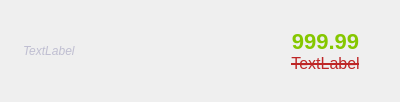
Above: BD/CoursWork/GameStore/code/control/ClassGameListItem/gamelistitem.ui from andrej22116/PSU_Labs before the change. Below: the same form after it.
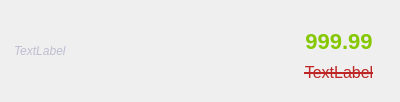
That is the form after the change.

What changed in the file:
```diff
--- a/BD/CoursWork/GameStore/code/control/ClassGameListItem/gamelistitem.ui
+++ b/BD/CoursWork/GameStore/code/control/ClassGameListItem/gamelistitem.ui
@@ -67,6 +67,21 @@
       </size>
      </property>
      <layout class="QHBoxLayout" name="horizontalLayout_3">
+      <property name="spacing">
+       <number>0</number>
+      </property>
+      <property name="leftMargin">
+       <number>0</number>
+      </property>
+      <property name="topMargin">
+       <number>0</number>
+      </property>
+      <property name="rightMargin">
+       <number>0</number>
+      </property>
+      <property name="bottomMargin">
+       <number>0</number>
+      </property>
       <item>
        <widget class="QWidget" name="widgetLeft" native="true">
         <property name="sizePolicy">
@@ -165,7 +180,7 @@
           <number>0</number>
          </property>
          <property name="rightMargin">
-          <number>9</number>
+          <number>0</number>
          </property>
          <property name="bottomMargin">
           <number>9</number>
@@ -188,6 +203,12 @@
          </item>
          <item>
           <widget class="QLabel" name="labelCostWithoutDiscount">
+           <property name="sizePolicy">
+            <sizepolicy hsizetype="Minimum" vsizetype="Minimum">
+             <horstretch>0</horstretch>
+             <verstretch>0</verstretch>
+            </sizepolicy>
+           </property>
            <property name="font">
             <font>
              <pointsize>12</pointsize>
```
